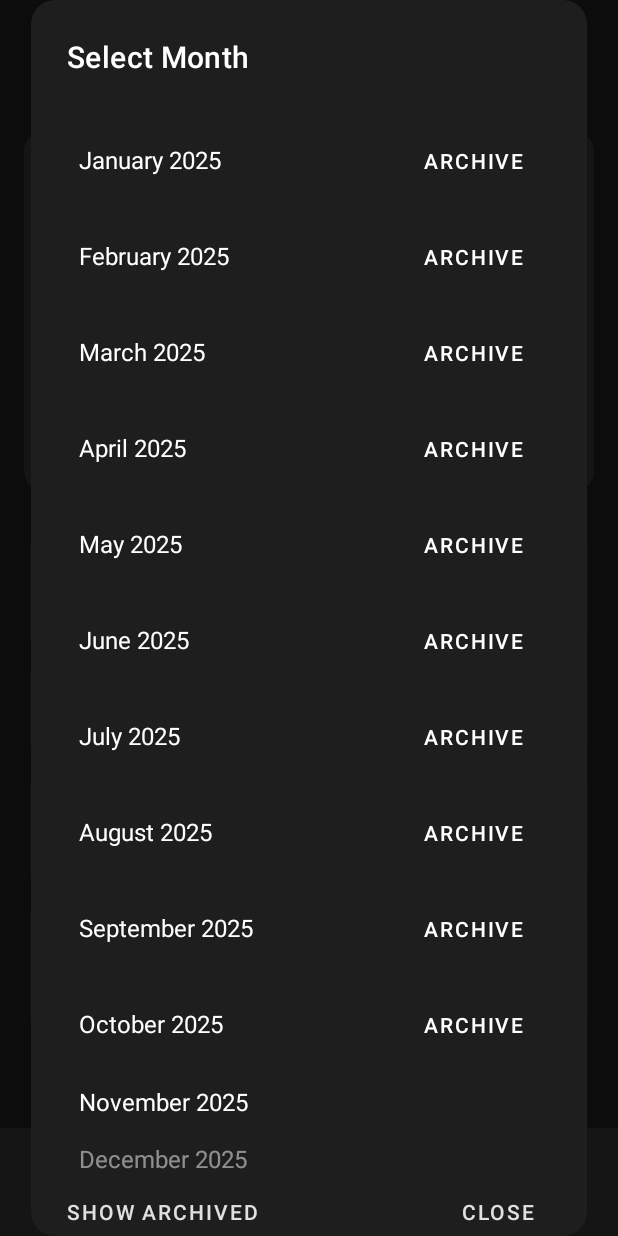
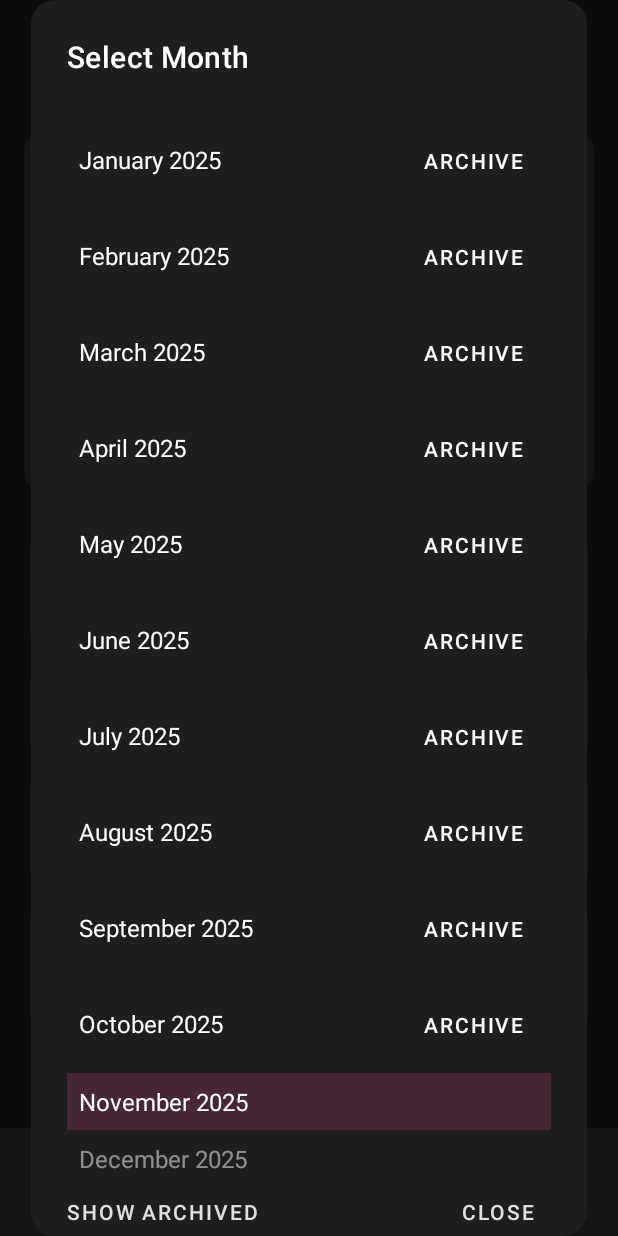
Before and after one commit to jcbwltrs/pocket, an Android app: the screen it shows after launch (MainActivity), after a tap on an icon or button, on a phone screen of 412 x 824 dp. Run offline under Robolectric (Android 15) with nearby library versions, the phone set to English and light mode, and no system bars; our stand-ins replace Room's generated code, navigation-ui.

Commit message:
fix(build): Resolve build errors after UI redesign
- Fixes remaining build errors in other XML files by replacing
  deleted colors (green_500, white_60) with new theme attributes.

```diff
--- a/app/src/main/res/values/colors.xml
+++ b/app/src/main/res/values/colors.xml
@@ -6,4 +6,5 @@
     <color name="accent_red">#EF4444</color>
     <color name="accent_orange">#F97316</color> <color name="background_dark">#121212</color> <color name="surface_dark">#1E1E1E</color> <color name="text_primary">#FFFFFFFF</color> <color name="text_secondary">#E0E0E0</color> <color name="text_tertiary">#BDBDBD</color> <color name="black">#FF000000</color>
     <color name="white">#FFFFFFFF</color>
+    <color name="accent_pink_selection">#33EC4899</color>
 </resources>
```
